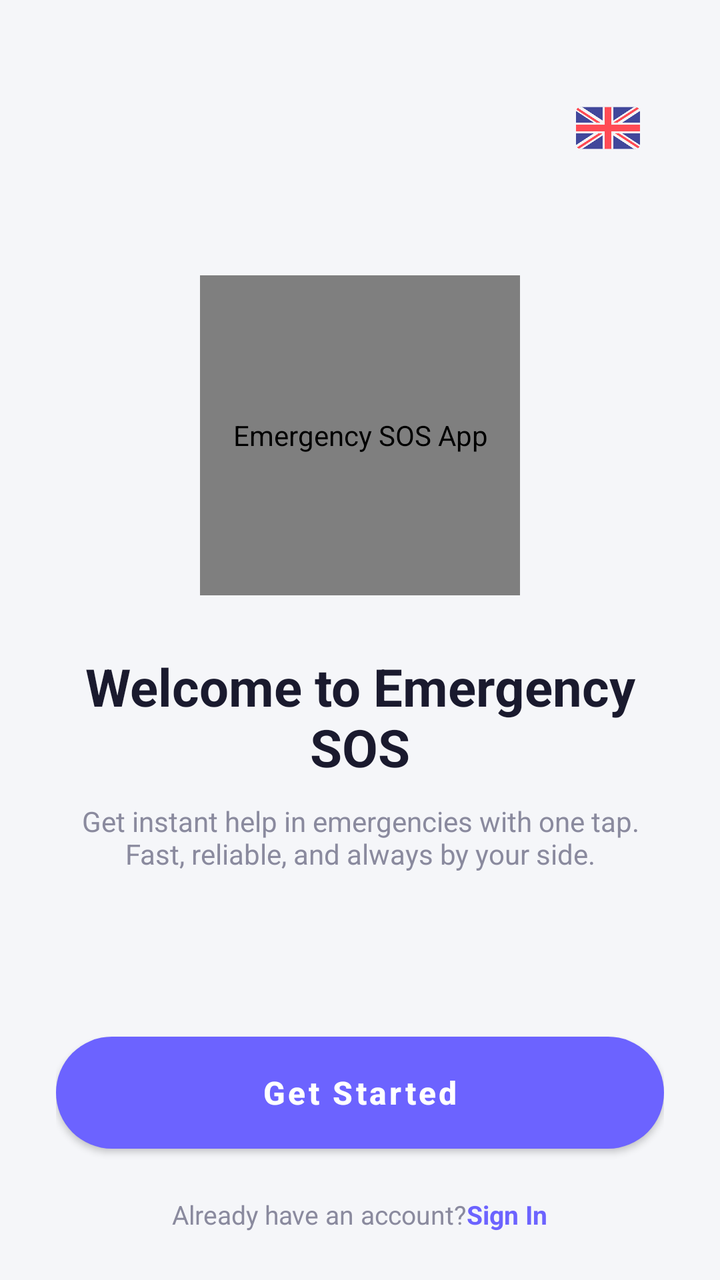
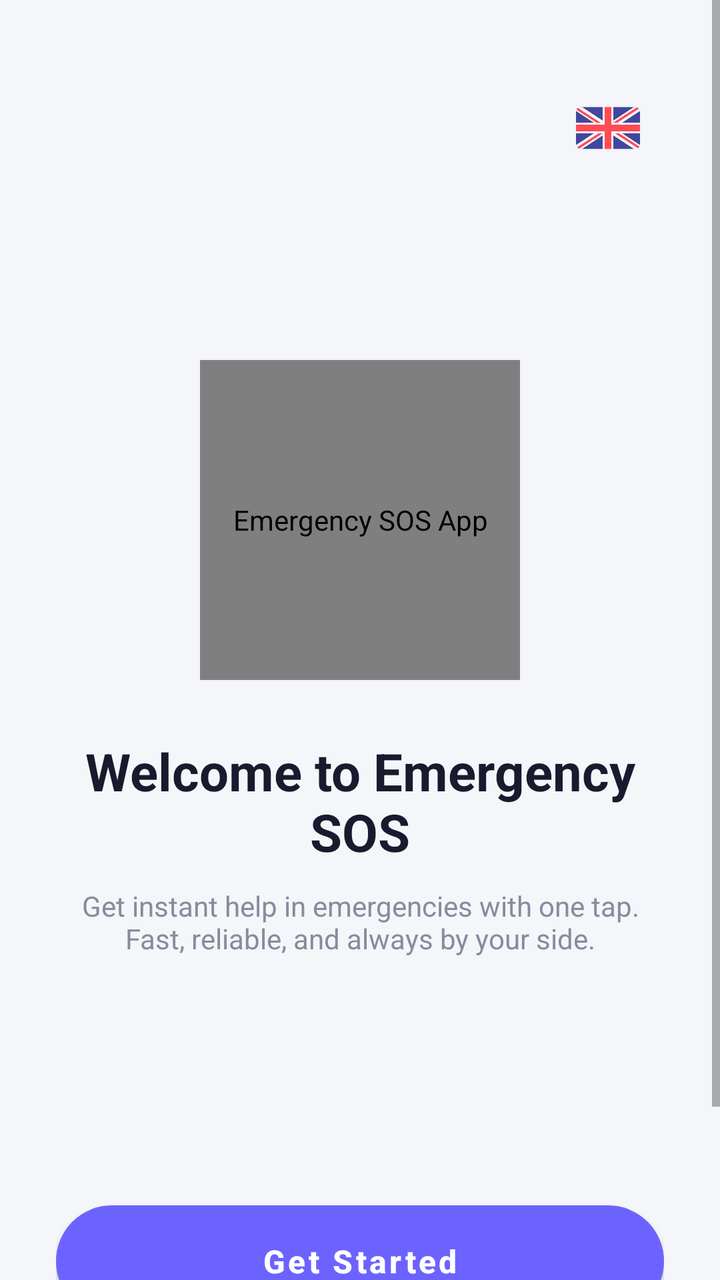

Before-and-after screenshots of an Android layout around one commit, followed by the original layout XML and the change that was made.
<!-- AndroidManifest.xml: application theme Theme.EmergencySOSApp -->
<!-- res/layout/activity_welcome.xml -->
<?xml version="1.0" encoding="utf-8"?>
<ScrollView xmlns:android="http://schemas.android.com/apk/res/android"
    xmlns:app="http://schemas.android.com/apk/res-auto"
    android:layout_width="match_parent"
    android:layout_height="match_parent"
    android:background="@color/background"
    android:fillViewport="true">

    <LinearLayout
        android:layout_width="match_parent"
        android:layout_height="wrap_content"
        android:orientation="vertical"
        android:paddingStart="28dp"
        android:paddingEnd="28dp"
        android:paddingTop="48dp"
        android:paddingBottom="24dp">

        
        <ImageView
            android:id="@+id/btn_language_flag"
            android:layout_width="32dp"
            android:layout_height="32dp"
            android:layout_gravity="end|center_vertical"
            android:layout_marginEnd="12dp"
            android:src="@drawable/en_flag"
            android:background="?attr/selectableItemBackgroundBorderless"
            android:contentDescription="@string/select_language"
            android:clickable="true"
            android:focusable="true" />



        <Space
            android:layout_width="match_parent"
            android:layout_height="0dp"
            android:layout_weight="1" />

        
        <de.hdodenhof.circleimageview.CircleImageView
            android:id="@+id/ivLogo"
            android:layout_width="160dp"
            android:layout_height="160dp"
            android:layout_gravity="center_horizontal"
            android:src="@drawable/logo"
            app:civ_border_color="#0D2B6B"
            app:civ_border_width="0dp"
            android:contentDescription="@string/app_name" />

        <TextView
            android:layout_width="match_parent"
            android:layout_height="wrap_content"
            android:layout_marginTop="28dp"
            android:gravity="center"
            android:text="@string/welcome_title"
            android:textColor="@color/text_dark"
            android:textSize="26sp"
            android:textStyle="bold" />

        <TextView
            android:layout_width="match_parent"
            android:layout_height="wrap_content"
            android:layout_marginTop="10dp"
            android:gravity="center"
            android:paddingStart="8dp"
            android:paddingEnd="8dp"
            android:text="@string/welcome_subtitle"
            android:textColor="@color/text_gray"
            android:textSize="14sp" />

        <Space
            android:layout_width="match_parent"
            android:layout_height="0dp"
            android:layout_weight="1" />

        

        <Button
            android:id="@+id/btnGetStarted"
            android:layout_width="match_parent"
            android:layout_height="56dp"
            android:layout_marginTop="24dp"
            android:background="@drawable/bg_button_primary"
            android:elevation="0dp"
            android:text="@string/get_started"
            android:textAllCaps="false"
            android:textColor="@color/white"
            android:textSize="16sp"
            android:textStyle="bold" />

        <LinearLayout
            android:layout_width="match_parent"
            android:layout_height="wrap_content"
            android:layout_marginTop="24dp"
            android:gravity="center"
            android:orientation="horizontal">

            <TextView
                android:layout_width="wrap_content"
                android:layout_height="wrap_content"
                android:text="@string/already_have_account"
                android:textColor="@color/text_gray"
                android:textSize="13sp" />

            <TextView
                android:id="@+id/tvGoToSignIn"
                android:layout_width="wrap_content"
                android:layout_height="wrap_content"
                android:text="@string/sign_in_link"
                android:textColor="@color/primary"
                android:textSize="13sp"
                android:textStyle="bold" />
        </LinearLayout>

    </LinearLayout>
</ScrollView>
<!-- resources referenced by this layout -->
<resources>
  <color name="background">#F5F6F9</color>
  <color name="primary">#6C63FF</color>
  <color name="text_dark">#1A1A2E</color>
  <color name="text_gray">#8A8A9E</color>
  <color name="white">#FFFFFF</color>
  <!-- drawable bg_button_primary (drawable) -->
  <?xml version="1.0" encoding="utf-8"?>
  <shape xmlns:android="http://schemas.android.com/apk/res/android"
      android:shape="rectangle">
      <solid android:color="@color/primary" />
      <corners android:radius="28dp" />
  </shape>
  <!-- drawable en_flag: png bitmap (drawable, 17953 bytes) -->
  <!-- drawable logo: png bitmap (drawable, 440716 bytes) -->
  <string name="already_have_account">Already have an account? </string>
  <string name="app_name">Emergency SOS App</string>
  <string name="get_started">Get Started</string>
  <string name="select_language">English (En) / Khmer (KH)</string>
  <string name="sign_in_link">Sign In</string>
  <string name="welcome_subtitle">Get instant help in emergencies with one tap. Fast, reliable, and always by your side.</string>
  <string name="welcome_title">Welcome to Emergency SOS</string>
  <style name="Theme.EmergencySOSApp" parent="Theme.MaterialComponents.DayNight.NoActionBar">
          <item name="colorPrimary">@color/primary</item>
          <item name="colorPrimaryDark">@color/primary_dark</item>
          <item name="colorAccent">@color/primary</item>
  
          
          <item name="android:statusBarColor">@android:color/transparent</item>
          <item name="android:navigationBarColor">@android:color/transparent</item>
          <item name="android:windowLightStatusBar" tools:targetApi="m">true</item>
          <item name="android:windowLightNavigationBar" tools:targetApi="27">true</item>
      </style>
  <color name="primary_dark">#5A52E0</color>
</resources>

<!-- the commit's change to res/layout/activity_welcome.xml (unified diff, before → after) -->
@@ -11,8 +11,8 @@
         android:layout_height="wrap_content"
         android:orientation="vertical"
         android:paddingStart="28dp"
+        android:paddingTop="48dp"
         android:paddingEnd="28dp"
-        android:paddingTop="48dp"
         android:paddingBottom="24dp">
 
         
@@ -22,18 +22,16 @@
             android:layout_height="32dp"
             android:layout_gravity="end|center_vertical"
             android:layout_marginEnd="12dp"
-            android:src="@drawable/en_flag"
             android:background="?attr/selectableItemBackgroundBorderless"
+            android:clickable="true"
             android:contentDescription="@string/select_language"
-            android:clickable="true"
-            android:focusable="true" />
-
+            android:focusable="true"
+            android:src="@drawable/en_flag" />
 
 
         <Space
             android:layout_width="match_parent"
-            android:layout_height="0dp"
-            android:layout_weight="1" />
+            android:layout_height="100dp" />
 
         
         <de.hdodenhof.circleimageview.CircleImageView
@@ -41,10 +39,10 @@
             android:layout_width="160dp"
             android:layout_height="160dp"
             android:layout_gravity="center_horizontal"
+            android:contentDescription="@string/app_name"
             android:src="@drawable/logo"
             app:civ_border_color="#0D2B6B"
-            app:civ_border_width="0dp"
-            android:contentDescription="@string/app_name" />
+            app:civ_border_width="0dp" />
 
         <TextView
             android:layout_width="match_parent"
@@ -69,8 +67,7 @@
 
         <Space
             android:layout_width="match_parent"
-            android:layout_height="0dp"
-            android:layout_weight="1" />
+            android:layout_height="100dp" />
 
         
 
@@ -90,7 +87,8 @@
         <LinearLayout
             android:layout_width="match_parent"
             android:layout_height="wrap_content"
-            android:layout_marginTop="24dp"
+            android:layout_marginTop="10dp"
+            android:layout_marginBottom="30dp"
             android:gravity="center"
             android:orientation="horizontal">
 
<!-- resource entries referenced after the edit -->
@@ -17,7 +17,7 @@
   <string name="already_have_account">Already have an account? </string>
   <string name="app_name">Emergency SOS App</string>
   <string name="get_started">Get Started</string>
-  <string name="select_language">English (En) / Khmer (KH)</string>
+  <string name="select_language">Select Language</string>
   <string name="sign_in_link">Sign In</string>
   <string name="welcome_subtitle">Get instant help in emergencies with one tap. Fast, reliable, and always by your side.</string>
   <string name="welcome_title">Welcome to Emergency SOS</string>
